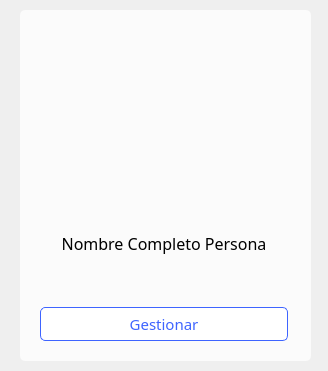
Qt form hospital-Core/Widgets/Administrador/administrador_tarjeta_gestion.ui (MrDanielG/Hospital-SCRUM) before a commit.
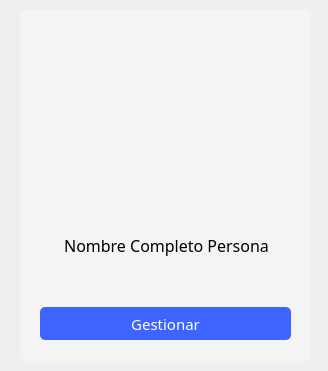
The same form after that commit. Icons and pictures are not drawn.

```diff
--- a/hospital-Core/Widgets/Administrador/administrador_tarjeta_gestion.ui
+++ b/hospital-Core/Widgets/Administrador/administrador_tarjeta_gestion.ui
@@ -47,96 +47,22 @@
     </size>
    </property>
    <property name="styleSheet">
-    <string notr="true">background-color: #fbfbfb;
+    <string notr="true">background-color: #f4f4f4;
 border-radius:5px;</string>
    </property>
    <property name="text">
     <string/>
    </property>
   </widget>
-  <widget class="QWidget" name="layoutWidget">
-   <property name="geometry">
-    <rect>
-     <x>40</x>
-     <y>30</y>
-     <width>248</width>
-     <height>311</height>
-    </rect>
-   </property>
-   <layout class="QVBoxLayout" name="verticalLayout">
-    <item>
-     <layout class="QHBoxLayout" name="horizontalLayout">
-      <item>
-       <spacer name="horizontalSpacer">
-        <property name="orientation">
-         <enum>Qt::Horizontal</enum>
-        </property>
-        <property name="sizeHint" stdset="0">
-         <size>
-          <width>40</width>
-          <height>20</height>
-         </size>
-        </property>
-       </spacer>
-      </item>
-      <item>
-       <widget class="QLabel" name="img_persona">
-        <property name="minimumSize">
-         <size>
-          <width>150</width>
-          <height>150</height>
-         </size>
-        </property>
-        <property name="maximumSize">
-         <size>
-          <width>150</width>
-          <height>150</height>
-         </size>
-        </property>
-        <property name="styleSheet">
-         <string notr="true">background-color: none;</string>
-        </property>
-        <property name="text">
-         <string/>
-        </property>
-        <property name="pixmap">
-         <pixmap resource="../../resources.qrc">:/imagenes/Imagenes/imgPrueba.png</pixmap>
-        </property>
-        <property name="scaledContents">
-         <bool>true</bool>
-        </property>
-       </widget>
-      </item>
-      <item>
-       <spacer name="horizontalSpacer_2">
-        <property name="orientation">
-         <enum>Qt::Horizontal</enum>
-        </property>
-        <property name="sizeHint" stdset="0">
-         <size>
-          <width>40</width>
-          <height>20</height>
-         </size>
-        </property>
-       </spacer>
-      </item>
-     </layout>
-    </item>
-    <item>
-     <spacer name="verticalSpacer_2">
-      <property name="orientation">
-       <enum>Qt::Vertical</enum>
-      </property>
-      <property name="sizeHint" stdset="0">
-       <size>
-        <width>20</width>
-        <height>40</height>
-       </size>
-      </property>
-     </spacer>
-    </item>
-    <item>
      <widget class="QLabel" name="lbl_nombre">
+   <property name="geometry">
+    <rect>
+     <x>41</x>
+     <y>234</y>
+     <width>251</width>
+     <height>22</height>
+    </rect>
+   </property>
       <property name="font">
        <font>
         <family>Montserrat Medium</family>
@@ -144,7 +70,7 @@
        </font>
       </property>
       <property name="styleSheet">
-       <string notr="true">background-color: none;</string>
+    <string notr="true">background: none;</string>
       </property>
       <property name="text">
        <string>Nombre Completo Persona</string>
@@ -153,22 +79,15 @@
        <set>Qt::AlignCenter</set>
       </property>
      </widget>
-    </item>
-    <item>
-     <spacer name="verticalSpacer">
-      <property name="orientation">
-       <enum>Qt::Vertical</enum>
-      </property>
-      <property name="sizeHint" stdset="0">
-       <size>
-        <width>20</width>
-        <height>40</height>
-       </size>
-      </property>
-     </spacer>
-    </item>
-    <item>
      <widget class="QPushButton" name="btn_gestionar">
+   <property name="geometry">
+    <rect>
+     <x>40</x>
+     <y>307</y>
+     <width>251</width>
+     <height>33</height>
+    </rect>
+   </property>
       <property name="minimumSize">
        <size>
         <width>120</width>
@@ -189,9 +108,8 @@
       </property>
       <property name="styleSheet">
        <string notr="true">*{
-	background-color: white;
-	color: #3E64FF;
-	border: 1px solid #3E64FF;
+	color: white;
+	background-color: #3E64FF;
 	border-radius: 5px;
 	padding: 5px;
 }
@@ -205,8 +123,40 @@
        <string>Gestionar</string>
       </property>
      </widget>
-    </item>
-   </layout>
+  <widget class="QLabel" name="img_persona">
+   <property name="geometry">
+    <rect>
+     <x>90</x>
+     <y>32</y>
+     <width>150</width>
+     <height>150</height>
+    </rect>
+   </property>
+   <property name="minimumSize">
+    <size>
+     <width>150</width>
+     <height>150</height>
+    </size>
+   </property>
+   <property name="maximumSize">
+    <size>
+     <width>150</width>
+     <height>150</height>
+    </size>
+   </property>
+   <property name="styleSheet">
+    <string notr="true">background-color: none;
+background: none;</string>
+   </property>
+   <property name="text">
+    <string/>
+   </property>
+   <property name="pixmap">
+    <pixmap resource="../../resources.qrc">:/imagenes/Imagenes/imgPrueba.png</pixmap>
+   </property>
+   <property name="scaledContents">
+    <bool>true</bool>
+   </property>
   </widget>
  </widget>
  <resources>
```
Left out of the diff: 6 changed lines with no effect on the pictures. Lines whose indentation alone changed are shown as unchanged.
